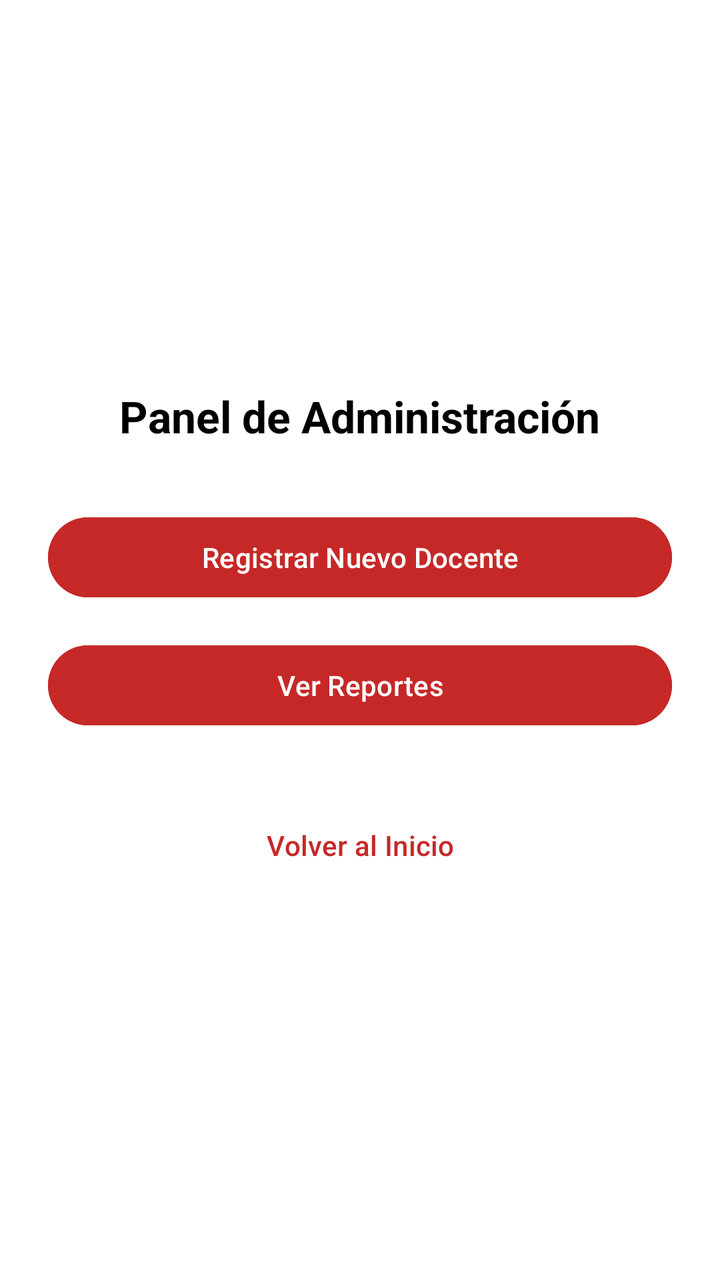
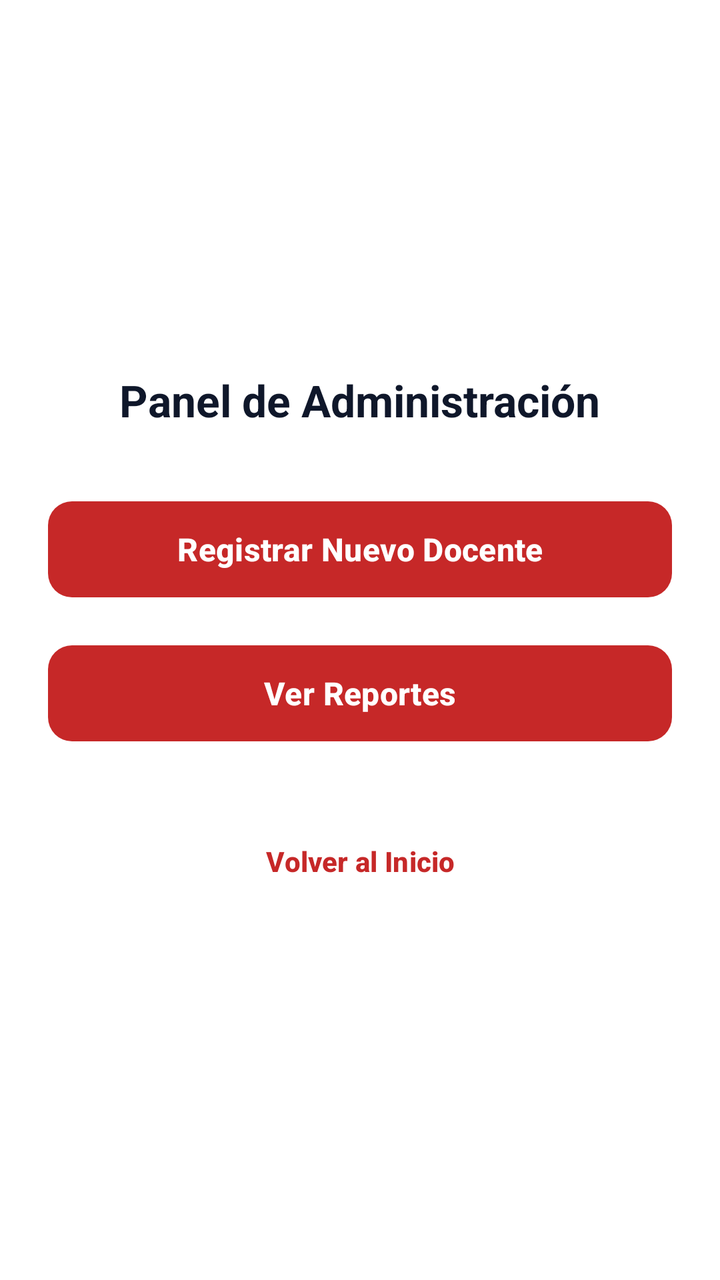

An Android layout rendered at two revisions. The XML below is the earlier revision; the diff shows what the commit changed to produce the second picture.
<!-- AndroidManifest.xml: application theme Theme.SistemaDeAsistencia -->
<!-- res/layout/activity_admin_panel.xml -->
<?xml version="1.0" encoding="utf-8"?>
<LinearLayout xmlns:android="http://schemas.android.com/apk/res/android"
    android:layout_width="match_parent"
    android:layout_height="match_parent"
    android:orientation="vertical"
    android:gravity="center"
    android:padding="24dp"
    android:background="#FFFFFF">

    <TextView
        android:layout_width="wrap_content"
        android:layout_height="wrap_content"
        android:text="Panel de Administración"
        android:textColor="#000000"
        android:textSize="22sp"
        android:textStyle="bold"
        android:layout_marginBottom="32dp"/>

    <Button
        android:id="@+id/btnRegistrarDocenteNav"
        android:layout_width="match_parent"
        android:layout_height="wrap_content"
        android:text="Registrar Nuevo Docente"
        android:backgroundTint="#C62828"
        android:layout_marginBottom="16dp"/>

    <Button
        android:id="@+id/btnVerReportesNav"
        android:layout_width="match_parent"
        android:layout_height="wrap_content"
        android:text="Ver Reportes"
        android:backgroundTint="#C62828"
        android:layout_marginBottom="32dp"/>

    <Button
        android:id="@+id/btnVolver"
        style="?attr/borderlessButtonStyle"
        android:layout_width="wrap_content"
        android:layout_height="wrap_content"
        android:text="Volver al Inicio"
        android:textColor="#C62828"/>
</LinearLayout>
<!-- resources referenced by this layout -->
<resources>
  <style name="Theme.SistemaDeAsistencia" parent="Base.Theme.SistemaDeAsistencia" />
  <style name="Base.Theme.SistemaDeAsistencia" parent="Theme.Material3.DayNight.NoActionBar">
          
          
      </style>
</resources>

<!-- the commit's change to res/layout/activity_admin_panel.xml (unified diff, before → after) -->
@@ -1,42 +1,55 @@
 <?xml version="1.0" encoding="utf-8"?>
 <LinearLayout xmlns:android="http://schemas.android.com/apk/res/android"
+    xmlns:app="http://schemas.android.com/apk/res-auto"
     android:layout_width="match_parent"
     android:layout_height="match_parent"
     android:orientation="vertical"
     android:gravity="center"
     android:padding="24dp"
-    android:background="#FFFFFF">
+    android:background="@color/white">
 
     <TextView
         android:layout_width="wrap_content"
         android:layout_height="wrap_content"
         android:text="Panel de Administración"
-        android:textColor="#000000"
+        android:textColor="@color/text_primary"
         android:textSize="22sp"
         android:textStyle="bold"
         android:layout_marginBottom="32dp"/>
 
-    <Button
+    <com.google.android.material.button.MaterialButton
         android:id="@+id/btnRegistrarDocenteNav"
         android:layout_width="match_parent"
-        android:layout_height="wrap_content"
+        android:layout_height="56dp"
         android:text="Registrar Nuevo Docente"
-        android:backgroundTint="#C62828"
+        android:textAllCaps="false"
+        android:textColor="@color/white"
+        android:textSize="16sp"
+        android:textStyle="bold"
+        app:backgroundTint="@color/primary_red"
+        app:cornerRadius="12dp"
         android:layout_marginBottom="16dp"/>
 
-    <Button
+    <com.google.android.material.button.MaterialButton
         android:id="@+id/btnVerReportesNav"
         android:layout_width="match_parent"
-        android:layout_height="wrap_content"
+        android:layout_height="56dp"
         android:text="Ver Reportes"
-        android:backgroundTint="#C62828"
+        android:textAllCaps="false"
+        android:textColor="@color/white"
+        android:textSize="16sp"
+        android:textStyle="bold"
+        app:backgroundTint="@color/primary_red"
+        app:cornerRadius="12dp"
         android:layout_marginBottom="32dp"/>
 
-    <Button
+    <com.google.android.material.button.MaterialButton
         android:id="@+id/btnVolver"
         style="?attr/borderlessButtonStyle"
         android:layout_width="wrap_content"
         android:layout_height="wrap_content"
         android:text="Volver al Inicio"
-        android:textColor="#C62828"/>
+        android:textAllCaps="false"
+        android:textColor="@color/primary_red"
+        android:textStyle="bold"/>
 </LinearLayout>
<!-- resource entries referenced after the edit -->
@@ -1,5 +1,8 @@
 <!-- resources referenced by this layout -->
 <resources>
+  <color name="primary_red">#C62828</color>
+  <color name="text_primary">#0F172A</color>
+  <color name="white">#FFFFFFFF</color>
   <style name="Theme.SistemaDeAsistencia" parent="Base.Theme.SistemaDeAsistencia" />
   <style name="Base.Theme.SistemaDeAsistencia" parent="Theme.Material3.DayNight.NoActionBar">
           
